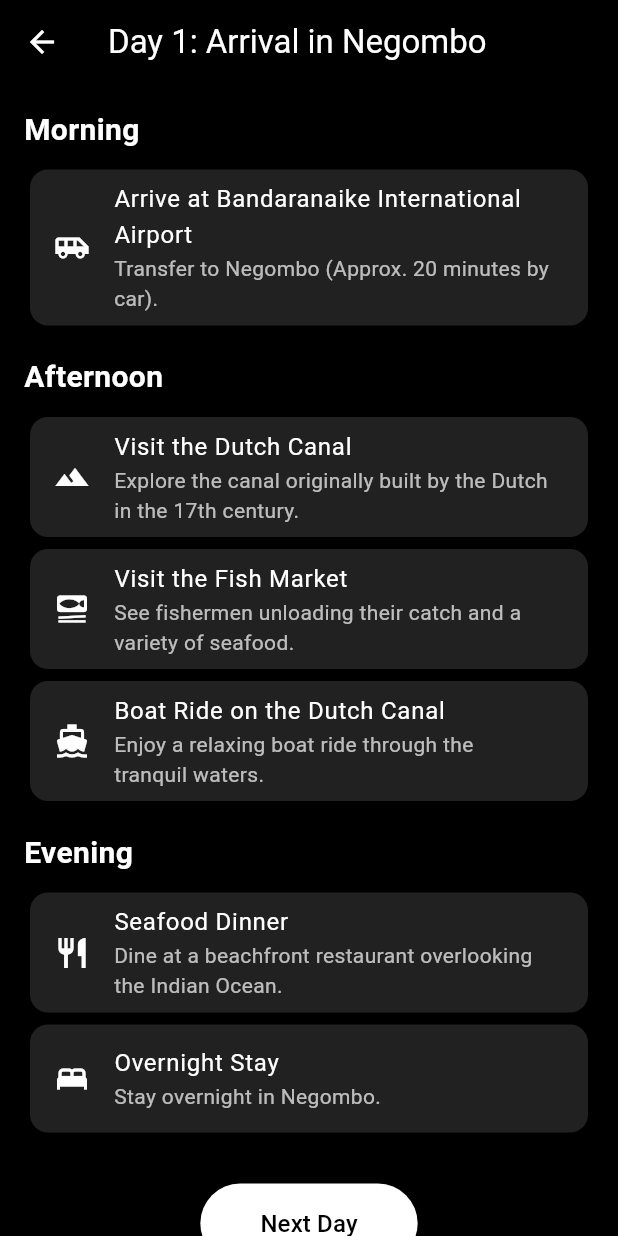
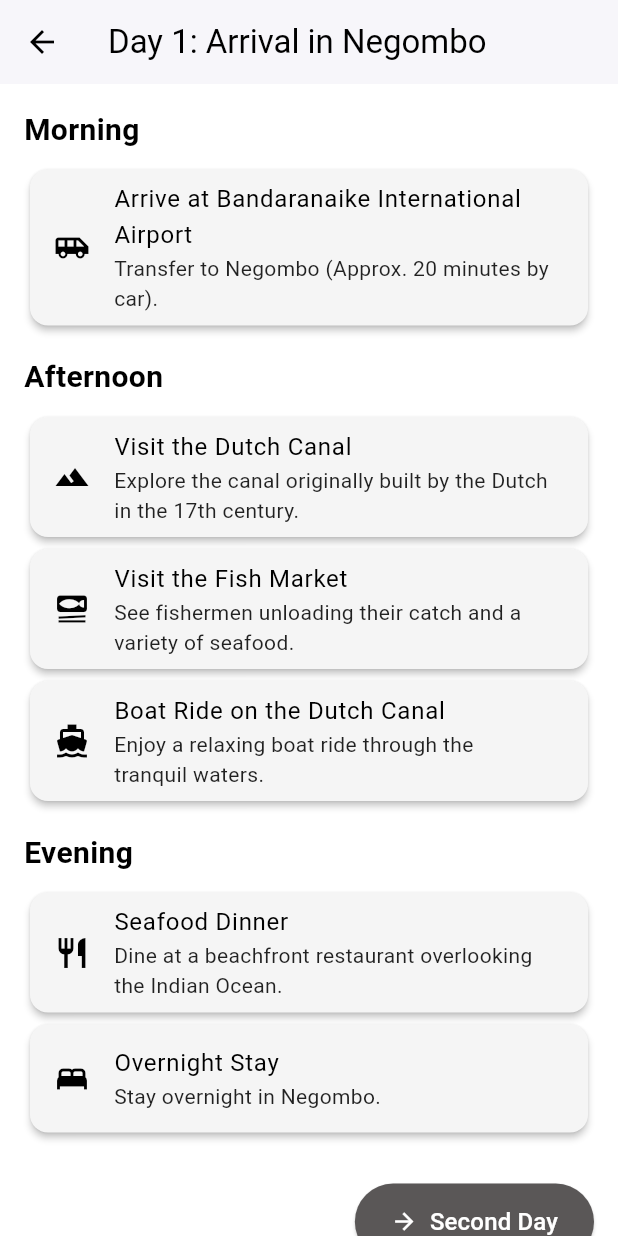
Before and after one commit to vinod281/travel_application, a Flutter app: the screen it shows after launch, on a phone screen of 412 x 824 dp. Run offline on Flutter 3.47's test engine with Material 3 defaults, Android fonts, the phone set to English and light mode, and no system bars; our stand-ins replace carousel_slider.

Commit message:
develop plan page - set theme

```diff
--- a/lib/TravelPlanPage.dart
+++ b/lib/TravelPlanPage.dart
@@ -6,12 +6,12 @@ class TravelPlan extends StatelessWidget {
   @override
   Widget build(BuildContext context) {
     return Scaffold(
-      backgroundColor: Colors.black,
+      backgroundColor: Colors.white,
       appBar: AppBar(
         title: const Text('Day 1: Arrival in Negombo'),
-        backgroundColor: Colors.black,
-        foregroundColor: Colors.white,
-        elevation: 0,
+        backgroundColor: Colors.white,
+        foregroundColor: Colors.black,
+        elevation: 1,
       ),
       body: SingleChildScrollView(
         padding: const EdgeInsets.all(16.0),
@@ -25,7 +25,6 @@ class TravelPlan extends StatelessWidget {
               Icons.airport_shuttle,
             ),
             const SizedBox(height: 16),
-
             _buildSectionTitle("Afternoon"),
             _buildListTile(
               "Visit the Dutch Canal",
@@ -43,7 +42,6 @@ class TravelPlan extends StatelessWidget {
               Icons.directions_boat,
             ),
             const SizedBox(height: 16),
-
             _buildSectionTitle("Evening"),
             _buildListTile(
               "Seafood Dinner",
@@ -56,23 +54,23 @@ class TravelPlan extends StatelessWidget {
               Icons.bed,
             ),
             const SizedBox(height: 30),
-
-            Center(
-              child: ElevatedButton(
-                onPressed: () {
-                  // TODO: Navigate to Day 2
-                },
+            Align(
+              alignment: Alignment.centerRight,
+              child: ElevatedButton.icon(
+                onPressed: () {},
+                label: const Text(
+                  "Second Day",
+                  style: TextStyle(fontSize: 16),
+                ),
+                icon: const Icon(Icons.arrow_forward,color: Colors.white,),
                 style: ElevatedButton.styleFrom(
-                  backgroundColor: Colors.white,
-                  foregroundColor: Colors.black,
-                  padding: const EdgeInsets.symmetric(horizontal: 40, vertical: 15),
+                  backgroundColor: const Color.fromARGB(255, 90, 87, 87),
+                  foregroundColor: Colors.white,
+                  padding:
+                      const EdgeInsets.symmetric(horizontal: 24, vertical: 14),
                   shape: RoundedRectangleBorder(
                     borderRadius: BorderRadius.circular(30),
                   ),
-                ),
-                child: const Text(
-                  "Next Day",
-                  style: TextStyle(fontSize: 16),
                 ),
               ),
             ),
@@ -90,7 +88,7 @@ class TravelPlan extends StatelessWidget {
         style: const TextStyle(
           fontSize: 20,
           fontWeight: FontWeight.bold,
-          color: Colors.white,
+          color: Colors.black,
         ),
       ),
     );
@@ -98,12 +96,12 @@ class TravelPlan extends StatelessWidget {
 
   Widget _buildListTile(String title, String subtitle, IconData icon) {
     return Card(
-      color: Colors.grey[900],
-      elevation: 1,
+      color: Colors.grey[100],
+      elevation: 2,
       child: ListTile(
-        leading: Icon(icon, color: Colors.white),
-        title: Text(title, style: const TextStyle(color: Colors.white)),
-        subtitle: Text(subtitle, style: const TextStyle(color: Colors.white70)),
+        leading: Icon(icon, color: Colors.black),
+        title: Text(title, style: const TextStyle(color: Colors.black)),
+        subtitle: Text(subtitle, style: const TextStyle(color: Colors.black87)),
       ),
     );
   }
```
